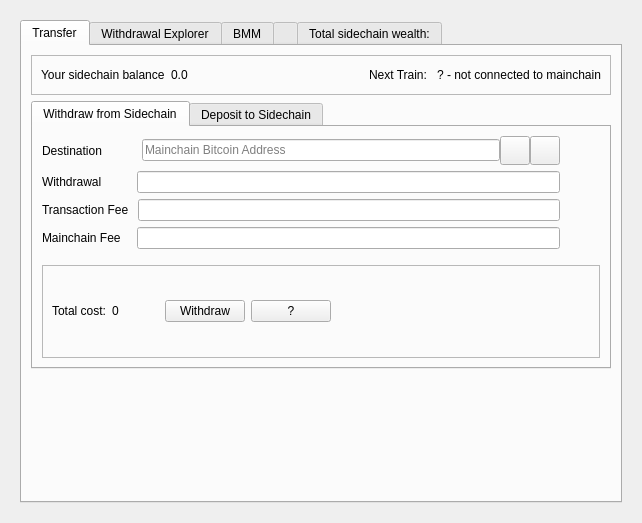
Above: src/qt/forms/sidechainpage.ui from skydogenet/sidechains before the change. Below: the same form after it.
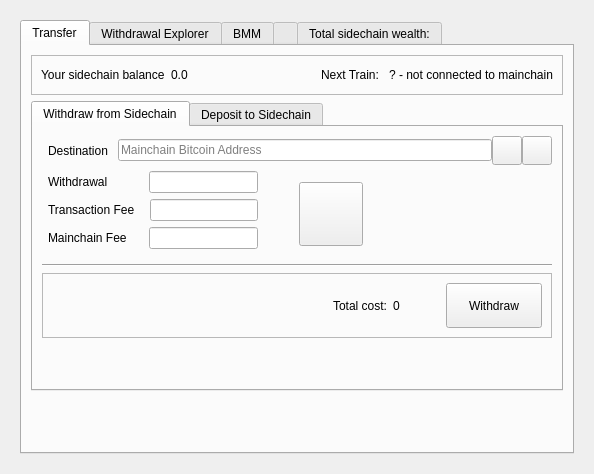
That is the form after the change. Icons and pictures are not drawn. Custom widgets are drawn as their Qt base class.

What changed in the file:
```diff
--- a/src/qt/forms/sidechainpage.ui
+++ b/src/qt/forms/sidechainpage.ui
@@ -6,8 +6,8 @@
    <rect>
     <x>0</x>
     <y>0</y>
-    <width>642</width>
-    <height>523</height>
+    <width>594</width>
+    <height>474</height>
    </rect>
   </property>
   <property name="sizePolicy">
@@ -105,8 +105,158 @@
               <attribute name="toolTip">
                <string>Withdraw from the Sidechain to the parent chain (DriveNetTESTDRIVE)</string>
               </attribute>
-              <layout class="QVBoxLayout" name="verticalLayout_11">
-               <item>
+              <layout class="QGridLayout" name="gridLayout_2">
+               <item row="1" column="4">
+                <spacer name="horizontalSpacer_13">
+                 <property name="orientation">
+                  <enum>Qt::Horizontal</enum>
+                 </property>
+                 <property name="sizeType">
+                  <enum>QSizePolicy::MinimumExpanding</enum>
+                 </property>
+                 <property name="sizeHint" stdset="0">
+                  <size>
+                   <width>40</width>
+                   <height>20</height>
+                  </size>
+                 </property>
+                </spacer>
+               </item>
+               <item row="1" column="3">
+                <widget class="QPushButton" name="pushButtonWTHelp">
+                 <property name="sizePolicy">
+                  <sizepolicy hsizetype="Minimum" vsizetype="Fixed">
+                   <horstretch>0</horstretch>
+                   <verstretch>0</verstretch>
+                  </sizepolicy>
+                 </property>
+                 <property name="minimumSize">
+                  <size>
+                   <width>64</width>
+                   <height>64</height>
+                  </size>
+                 </property>
+                 <property name="text">
+                  <string/>
+                 </property>
+                 <property name="icon">
+                  <iconset resource="../bitcoin.qrc">
+                   <normaloff>:/icons/transaction_0</normaloff>:/icons/transaction_0</iconset>
+                 </property>
+                </widget>
+               </item>
+               <item row="1" column="1">
+                <widget class="QFrame" name="frame">
+                 <property name="frameShape">
+                  <enum>QFrame::NoFrame</enum>
+                 </property>
+                 <property name="frameShadow">
+                  <enum>QFrame::Raised</enum>
+                 </property>
+                 <property name="lineWidth">
+                  <number>0</number>
+                 </property>
+                 <layout class="QVBoxLayout" name="verticalLayout_6">
+                  <property name="leftMargin">
+                   <number>0</number>
+                  </property>
+                  <property name="topMargin">
+                   <number>0</number>
+                  </property>
+                  <item>
+                   <layout class="QHBoxLayout" name="horizontalLayoutAmount" stretch="0,0,0">
+                    <item>
+                     <widget class="QLabel" name="label_26">
+                      <property name="text">
+                       <string>Withdrawal</string>
+                      </property>
+                     </widget>
+                    </item>
+                    <item>
+                     <spacer name="horizontalSpacer_6">
+                      <property name="orientation">
+                       <enum>Qt::Horizontal</enum>
+                      </property>
+                      <property name="sizeType">
+                       <enum>QSizePolicy::Fixed</enum>
+                      </property>
+                      <property name="sizeHint" stdset="0">
+                       <size>
+                        <width>35</width>
+                        <height>20</height>
+                       </size>
+                      </property>
+                     </spacer>
+                    </item>
+                    <item>
+                     <widget class="BitcoinAmountField" name="payAmount"/>
+                    </item>
+                   </layout>
+                  </item>
+                  <item>
+                   <layout class="QHBoxLayout" name="horizontalLayoutAmount_2" stretch="0,0,0">
+                    <item>
+                     <widget class="QLabel" name="label_28">
+                      <property name="text">
+                       <string>Transaction Fee</string>
+                      </property>
+                     </widget>
+                    </item>
+                    <item>
+                     <spacer name="horizontalSpacer_5">
+                      <property name="orientation">
+                       <enum>Qt::Horizontal</enum>
+                      </property>
+                      <property name="sizeType">
+                       <enum>QSizePolicy::Fixed</enum>
+                      </property>
+                      <property name="sizeHint" stdset="0">
+                       <size>
+                        <width>9</width>
+                        <height>20</height>
+                       </size>
+                      </property>
+                     </spacer>
+                    </item>
+                    <item>
+                     <widget class="BitcoinAmountField" name="feeAmount"/>
+                    </item>
+                   </layout>
+                  </item>
+                  <item>
+                   <layout class="QHBoxLayout" name="horizontalLayoutAmount_3" stretch="0,0,0">
+                    <item>
+                     <widget class="QLabel" name="label_31">
+                      <property name="text">
+                       <string>Mainchain Fee</string>
+                      </property>
+                     </widget>
+                    </item>
+                    <item>
+                     <spacer name="horizontalSpacer_4">
+                      <property name="orientation">
+                       <enum>Qt::Horizontal</enum>
+                      </property>
+                      <property name="sizeType">
+                       <enum>QSizePolicy::Fixed</enum>
+                      </property>
+                      <property name="sizeHint" stdset="0">
+                       <size>
+                        <width>16</width>
+                        <height>20</height>
+                       </size>
+                      </property>
+                     </spacer>
+                    </item>
+                    <item>
+                     <widget class="BitcoinAmountField" name="mainchainFeeAmount"/>
+                    </item>
+                   </layout>
+                  </item>
+                 </layout>
+                </widget>
+               </item>
+               <item row="0" column="1" colspan="4">
                 <layout class="QHBoxLayout" name="payToLayout">
                  <property name="spacing">
                   <number>0</number>
@@ -119,16 +269,16 @@
                   </widget>
                  </item>
                  <item>
-                  <spacer name="horizontalSpacer_11">
+                  <spacer name="horizontalSpacer_7">
                    <property name="orientation">
                     <enum>Qt::Horizontal</enum>
                    </property>
                    <property name="sizeType">
-                    <enum>QSizePolicy::Minimum</enum>
+                    <enum>QSizePolicy::Fixed</enum>
                    </property>
                    <property name="sizeHint" stdset="0">
                     <size>
-                     <width>40</width>
+                     <width>10</width>
                      <height>20</height>
                     </size>
                    </property>
@@ -190,179 +340,35 @@
                    </property>
                   </widget>
                  </item>
-                 <item>
-                  <spacer name="horizontalSpacer_12">
-                   <property name="orientation">
-                    <enum>Qt::Horizontal</enum>
-                   </property>
-                   <property name="sizeType">
-                    <enum>QSizePolicy::Preferred</enum>
-                   </property>
-                   <property name="sizeHint" stdset="0">
-                    <size>
-                     <width>40</width>
-                     <height>20</height>
-                    </size>
-                   </property>
-                  </spacer>
-                 </item>
                 </layout>
                </item>
-               <item>
-                <layout class="QHBoxLayout" name="horizontalLayoutAmount" stretch="0,0,0,0">
-                 <item>
-                  <widget class="QLabel" name="label_26">
-                   <property name="text">
-                    <string>Withdrawal</string>
-                   </property>
-                  </widget>
-                 </item>
-                 <item>
-                  <spacer name="horizontalSpacer_4">
-                   <property name="orientation">
-                    <enum>Qt::Horizontal</enum>
-                   </property>
-                   <property name="sizeType">
-                    <enum>QSizePolicy::Minimum</enum>
-                   </property>
-                   <property name="sizeHint" stdset="0">
-                    <size>
-                     <width>29</width>
-                     <height>20</height>
-                    </size>
-                   </property>
-                  </spacer>
-                 </item>
-                 <item>
-                  <widget class="BitcoinAmountField" name="payAmount"/>
-                 </item>
-                 <item>
-                  <spacer name="horizontalSpacer_6">
-                   <property name="orientation">
-                    <enum>Qt::Horizontal</enum>
-                   </property>
-                   <property name="sizeType">
-                    <enum>QSizePolicy::Preferred</enum>
-                   </property>
-                   <property name="sizeHint" stdset="0">
-                    <size>
-                     <width>40</width>
-                     <height>20</height>
-                    </size>
-                   </property>
-                  </spacer>
-                 </item>
-                </layout>
+               <item row="4" column="0" colspan="5">
+                <widget class="Line" name="line_3">
+                 <property name="sizePolicy">
+                  <sizepolicy hsizetype="Minimum" vsizetype="Fixed">
+                   <horstretch>0</horstretch>
+                   <verstretch>0</verstretch>
+                  </sizepolicy>
+                 </property>
+                 <property name="orientation">
+                  <enum>Qt::Horizontal</enum>
+                 </property>
+                </widget>
                </item>
-               <item>
-                <layout class="QHBoxLayout" name="horizontalLayoutAmount_2" stretch="0,0,0,0">
-                 <item>
-                  <widget class="QLabel" name="label_28">
-                   <property name="text">
-                    <string>Transaction Fee</string>
-                   </property>
-                  </widget>
-                 </item>
-                 <item>
-                  <spacer name="horizontalSpacer_5">
-                   <property name="orientation">
-                    <enum>Qt::Horizontal</enum>
-                   </property>
-                   <property name="sizeType">
-                    <enum>QSizePolicy::Minimum</enum>
-                   </property>
-                   <property name="sizeHint" stdset="0">
-                    <size>
-                     <width>3</width>
-                     <height>20</height>
-                    </size>
-                   </property>
-                  </spacer>
-                 </item>
-                 <item>
-                  <widget class="BitcoinAmountField" name="feeAmount"/>
-                 </item>
-                 <item>
-                  <spacer name="horizontalSpacer_7">
-                   <property name="orientation">
-                    <enum>Qt::Horizontal</enum>
-                   </property>
-                   <property name="sizeType">
-                    <enum>QSizePolicy::Preferred</enum>
-                   </property>
-                   <property name="sizeHint" stdset="0">
-                    <size>
-                     <width>40</width>
-                     <height>20</height>
-                    </size>
-                   </property>
-                  </spacer>
-                 </item>
-                </layout>
-               </item>
-               <item>
-                <layout class="QHBoxLayout" name="horizontalLayoutAmount_3" stretch="0,0,0,0">
-                 <item>
-                  <widget class="QLabel" name="label_31">
-                   <property name="text">
-                    <string>Mainchain Fee</string>
-                   </property>
-                  </widget>
-                 </item>
-                 <item>
-                  <spacer name="horizontalSpacer_8">
-                   <property name="orientation">
-                    <enum>Qt::Horizontal</enum>
-                   </property>
-                   <property name="sizeType">
-                    <enum>QSizePolicy::Minimum</enum>
-                   </property>
-                   <property name="sizeHint" stdset="0">
-                    <size>
-                     <width>10</width>
-                     <height>20</height>
-                    </size>
-                   </property>
-                  </spacer>
-                 </item>
-                 <item>
-                  <widget class="BitcoinAmountField" name="mainchainFeeAmount"/>
-                 </item>
-                 <item>
-                  <spacer name="horizontalSpacer_9">
-                   <property name="orientation">
-                    <enum>Qt::Horizontal</enum>
-                   </property>
-                   <property name="sizeType">
-                    <enum>QSizePolicy::Preferred</enum>
-                   </property>
-                   <property name="sizeHint" stdset="0">
-                    <size>
-                     <width>40</width>
-                     <height>20</height>
-                    </size>
-                   </property>
-                  </spacer>
-                 </item>
-                </layout>
-               </item>
-               <item>
-                <spacer name="verticalSpacer_7">
+               <item row="6" column="0" colspan="5">
+                <spacer name="verticalSpacer_9">
                  <property name="orientation">
                   <enum>Qt::Vertical</enum>
                  </property>
-                 <property name="sizeType">
-                  <enum>QSizePolicy::Maximum</enum>
-                 </property>
                  <property name="sizeHint" stdset="0">
                   <size>
                    <width>20</width>
-                   <height>10</height>
+                   <height>40</height>
                   </size>
                  </property>
                 </spacer>
                </item>
-               <item>
+               <item row="5" column="0" colspan="5">
                 <widget class="QFrame" name="frame_11">
                  <property name="frameShape">
                   <enum>QFrame::StyledPanel</enum>
@@ -371,19 +377,6 @@
                   <enum>QFrame::Raised</enum>
                  </property>
                  <layout class="QGridLayout" name="gridLayout_19">
-                  <item row="0" column="6">
-                   <spacer name="horizontalSpacer_10">
-                    <property name="orientation">
-                     <enum>Qt::Horizontal</enum>
-                    </property>
-                    <property name="sizeHint" stdset="0">
-                     <size>
-                      <width>40</width>
-                      <height>20</height>
-                     </size>
-                    </property>
-                   </spacer>
-                  </item>
                   <item row="0" column="1">
                    <widget class="QLabel" name="label_32">
                     <property name="text">
@@ -406,18 +399,17 @@
                       <verstretch>0</verstretch>
                      </sizepolicy>
                     </property>
+                    <property name="minimumSize">
+                     <size>
+                      <width>96</width>
+                      <height>45</height>
+                     </size>
+                    </property>
                     <property name="text">
                      <string>Withdraw</string>
                     </property>
                    </widget>
                   </item>
-                  <item row="0" column="5">
-                   <widget class="QPushButton" name="pushButtonWTHelp">
-                    <property name="text">
-                     <string>?</string>
-                    </property>
-                   </widget>
-                  </item>
                   <item row="0" column="3">
                    <spacer name="horizontalSpacer">
                     <property name="orientation">
@@ -434,9 +426,38 @@
                     </property>
                    </spacer>
                   </item>
+                  <item row="0" column="0">
+                   <spacer name="horizontalSpacer_10">
+                    <property name="orientation">
+                     <enum>Qt::Horizontal</enum>
+                    </property>
+                    <property name="sizeHint" stdset="0">
+                     <size>
+                      <width>40</width>
+                      <height>20</height>
+                     </size>
+                    </property>
+                   </spacer>
+                  </item>
                  </layout>
                 </widget>
                </item>
+               <item row="1" column="2">
+                <spacer name="horizontalSpacer_14">
+                 <property name="orientation">
+                  <enum>Qt::Horizontal</enum>
+                 </property>
+                 <property name="sizeType">
+                  <enum>QSizePolicy::Maximum</enum>
+                 </property>
+                 <property name="sizeHint" stdset="0">
+                  <size>
+                   <width>20</width>
+                   <height>20</height>
+                  </size>
+                 </property>
+                </spacer>
+               </item>
               </layout>
              </widget>
              <widget class="QWidget" name="Deposit">
```
Left out of the diff: 439 changed lines with no effect on the pictures.
